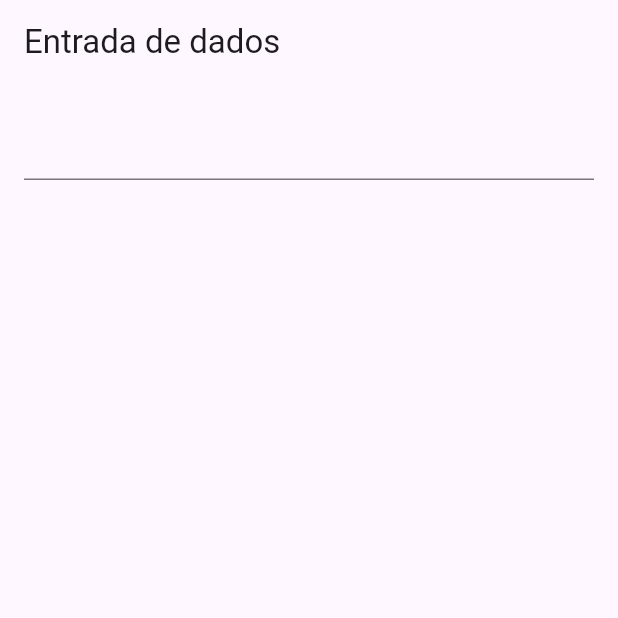
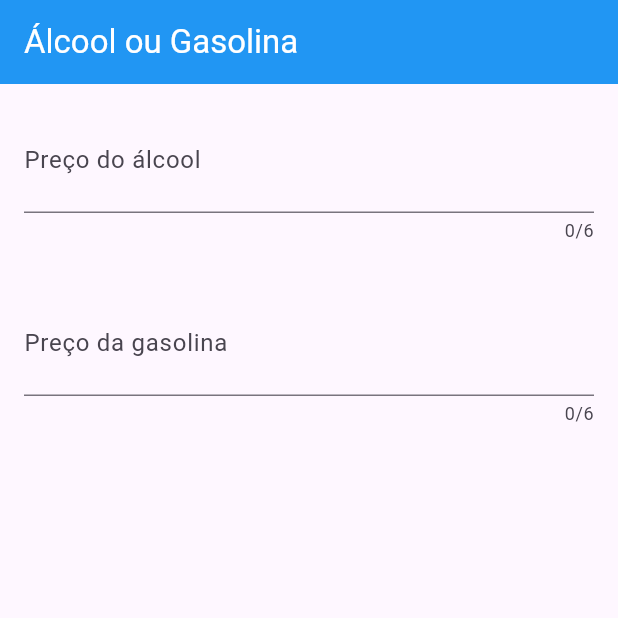
Before and after one commit to Aline01600/Alcool_Gasolina, a Flutter app: the screen it shows after launch, on a phone screen of 412 x 824 dp, the top half of it. Run offline on Flutter 3.47's test engine with Material 3 defaults, Android fonts, the phone set to English and light mode, and no system bars.

Commit message:
Capturando valores

```diff
--- a/lib/campo_texto.dart
+++ b/lib/campo_texto.dart
@@ -1,4 +1,5 @@
 import 'package:flutter/material.dart';
+import 'package:flutter/services.dart';
 
 class CampoTexto extends StatefulWidget {
   const CampoTexto({super.key});
@@ -8,17 +9,71 @@ class CampoTexto extends StatefulWidget {
 }
 
 class _CampoTextoState extends State<CampoTexto> {
+  final TextEditingController _controllerAlcool = TextEditingController();
+  final TextEditingController _controllerGasolina = TextEditingController();
+
+  @override
+  void dispose() {
+    // Liberar os controllers quando o widget for destruído
+    _controllerAlcool.dispose();
+    _controllerGasolina.dispose();
+    super.dispose();
+  }
+
   @override
   Widget build(BuildContext context) {
     return Scaffold(
       appBar: AppBar(
-        title: const Text("Entrada de dados"),
+        backgroundColor: Colors.blue,
+
+        title: const Text(
+          "Álcool ou Gasolina",
+          style: TextStyle(color: Colors.white)
+        ),
       ),
+
       body: Column(
         children: [
           Padding(
             padding: const EdgeInsets.all(16),
-            child: TextField(), // ou outro widget
+
+            child: TextField(
+              maxLength: 6,
+              maxLengthEnforcement: MaxLengthEnforcement.none,
+              keyboardType: TextInputType.number,
+              decoration: const InputDecoration(
+                labelText: "Preço do álcool",
+              ),
+
+              style: const TextStyle(fontSize: 25, color: Colors.green),
+
+              controller: _controllerAlcool,
+
+              onSubmitted: (_) {
+                print("Álcool: ${_controllerAlcool.text}");
+              },
+            ),
+          ),
+
+          Padding(
+            padding: const EdgeInsets.all(16),
+
+            child: TextField(
+              maxLength: 6,
+              maxLengthEnforcement: MaxLengthEnforcement.none,
+              keyboardType: TextInputType.number,
+              decoration: const InputDecoration(
+                labelText: "Preço da gasolina",
+              ),
+
+              style: const TextStyle(fontSize: 25, color: Colors.green),
+
+              controller: _controllerGasolina,
+
+              onSubmitted: (_) {
+                print("Gasolina: ${_controllerGasolina.text}");
+              },
+            ),
           ),
         ],
       ),
--- a/lib/main.dart
+++ b/lib/main.dart
@@ -1,17 +1,10 @@
 import 'package:flutter/material.dart';
-import 'campo_texto.dart'; // se renomear o arquivo
-
-class MyApp extends StatelessWidget {
-  const MyApp({super.key});
-
-  @override
-  Widget build(BuildContext context) {
-    return const MaterialApp(
-      home: CampoTexto(),
-    );
-  }
-}
+import 'campo_texto.dart';
 
 void main() {
-  runApp(const MyApp());
+  runApp(
+    const MaterialApp(
+      home:CampoTexto(),
+    )
+  );
 }
```
Also changed, not shown: analysis_options.yaml (line endings or trailing spaces), pubspec.yaml (line endings or trailing spaces), 17 other files.
